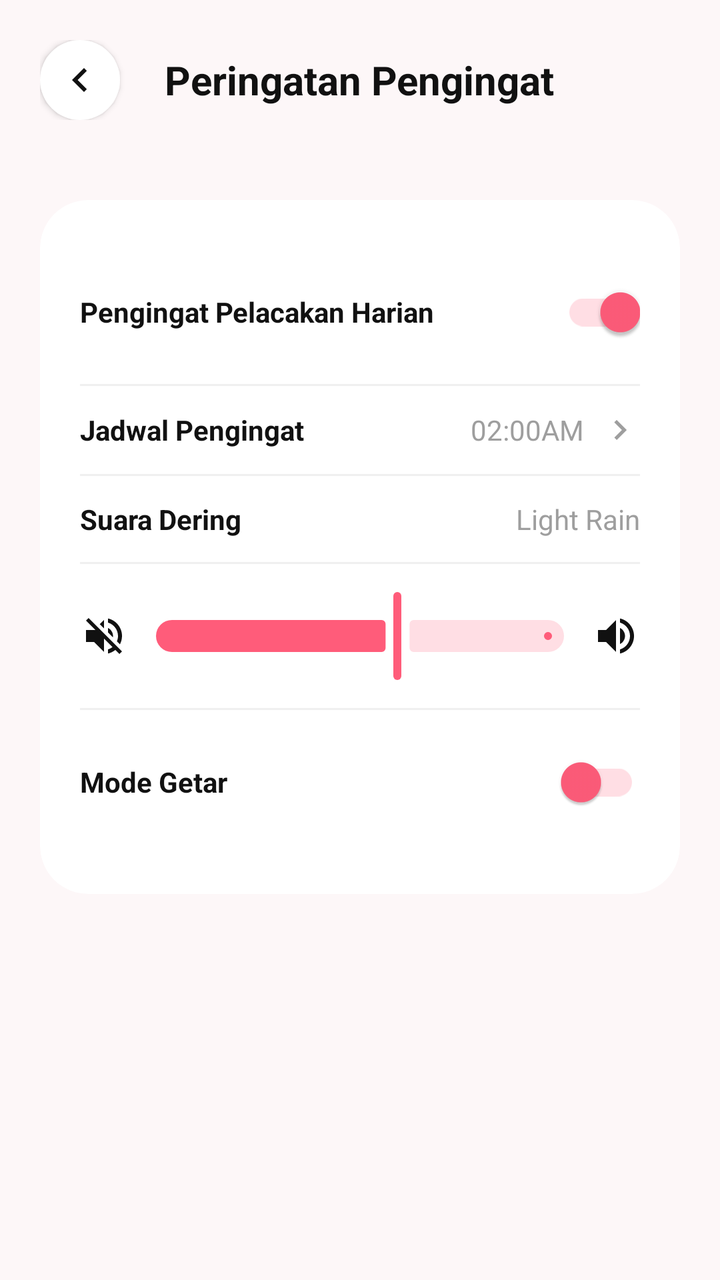
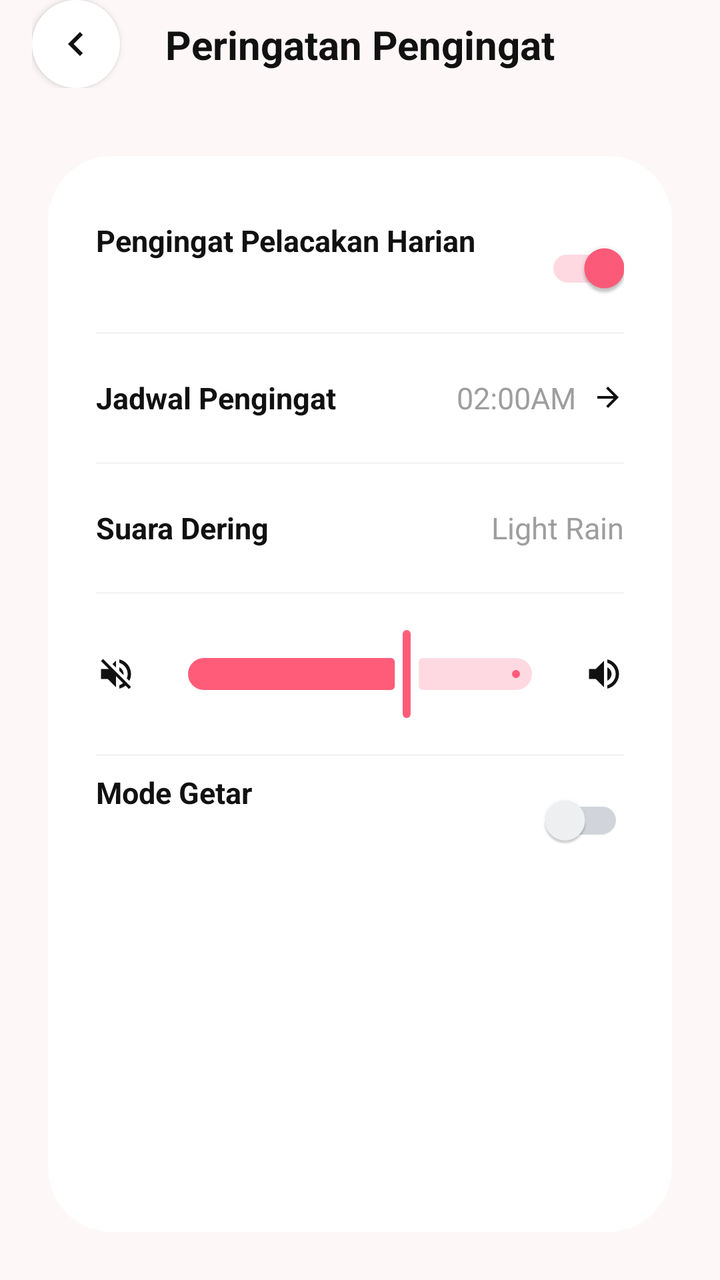

Two renders of the same Android screen: before a commit and after it. Below are the layout's source before the change and the commit's diff.
<!-- AndroidManifest.xml: application theme Theme.TrackerSiklusMenstruasi -->
<!-- res/layout/activity_reminder_alert.xml -->
<?xml version="1.0" encoding="utf-8"?>
<androidx.constraintlayout.widget.ConstraintLayout xmlns:android="http://schemas.android.com/apk/res/android"
    xmlns:app="http://schemas.android.com/apk/res-auto"
    xmlns:tools="http://schemas.android.com/tools"
    android:layout_width="match_parent"
    android:layout_height="match_parent"
    android:background="#FDF7F8">

    
    <RelativeLayout
        android:id="@+id/header"
        android:layout_width="match_parent"
        android:layout_height="wrap_content"
        android:padding="20dp"
        app:layout_constraintTop_toTopOf="parent">

        <ImageButton
            android:id="@+id/btnBack"
            android:layout_width="40dp"
            android:layout_height="40dp"
            android:background="@drawable/bg_circle_white"
            android:elevation="2dp"
            android:src="@drawable/ic_back"
            app:tint="@color/black"
            android:contentDescription="Back" />

        <TextView
            android:layout_width="wrap_content"
            android:layout_height="wrap_content"
            android:layout_centerInParent="true"
            android:text="Peringatan Pengingat"
            android:textColor="@color/black"
            android:textSize="20sp"
            android:textStyle="bold" />
    </RelativeLayout>

    <androidx.core.widget.NestedScrollView
        android:layout_width="match_parent"
        android:layout_height="0dp"
        app:layout_constraintBottom_toBottomOf="parent"
        app:layout_constraintTop_toBottomOf="@id/header">

        <androidx.cardview.widget.CardView
            android:layout_width="match_parent"
            android:layout_height="wrap_content"
            android:layout_margin="20dp"
            app:cardCornerRadius="24dp"
            app:cardElevation="0dp"
            app:cardBackgroundColor="@color/white">

            <LinearLayout
                android:layout_width="match_parent"
                android:layout_height="wrap_content"
                android:orientation="vertical"
                android:padding="20dp">

                
                <RelativeLayout android:layout_width="match_parent" android:layout_height="wrap_content" android:paddingVertical="12dp">
                    <TextView android:layout_width="wrap_content" android:layout_height="wrap_content" android:text="Pengingat Pelacakan Harian" android:textColor="@color/black" android:textStyle="bold" android:layout_centerVertical="true"/>
                    <com.google.android.material.switchmaterial.SwitchMaterial
                        android:layout_width="wrap_content"
                        android:layout_height="wrap_content"
                        android:layout_alignParentEnd="true"
                        android:checked="true"
                        app:thumbTint="@color/pink_main"
                        app:trackTint="@color/pink_card"/>
                </RelativeLayout>
                <View android:layout_width="match_parent" android:layout_height="1dp" android:background="#F0F0F0" />

                <RelativeLayout android:layout_width="match_parent" android:layout_height="wrap_content" android:paddingVertical="12dp">
                    <TextView android:layout_width="wrap_content" android:layout_height="wrap_content" android:text="Jadwal Pengingat" android:textColor="@color/black" android:textStyle="bold" android:layout_centerVertical="true"/>
                    <LinearLayout android:layout_width="wrap_content" android:layout_height="wrap_content" android:layout_alignParentEnd="true" android:gravity="center_vertical">
                        <TextView android:layout_width="wrap_content" android:layout_height="wrap_content" android:text="02:00AM" android:textColor="@color/gray" android:layout_marginEnd="8dp"/>
                        <ImageView android:layout_width="20dp" android:layout_height="20dp" android:src="@drawable/ic_chevron_right" app:tint="@color/gray" />
                    </LinearLayout>
                </RelativeLayout>
                <View android:layout_width="match_parent" android:layout_height="1dp" android:background="#F0F0F0" />

                <RelativeLayout android:layout_width="match_parent" android:layout_height="wrap_content" android:paddingVertical="12dp">
                    <TextView android:layout_width="wrap_content" android:layout_height="wrap_content" android:text="Suara Dering" android:textColor="@color/black" android:textStyle="bold" android:layout_centerVertical="true"/>
                    <TextView android:layout_width="wrap_content" android:layout_height="wrap_content" android:layout_alignParentEnd="true" android:text="Light Rain" android:textColor="@color/gray" />
                </RelativeLayout>
                <View android:layout_width="match_parent" android:layout_height="1dp" android:background="#F0F0F0" />

                <LinearLayout android:layout_width="match_parent" android:layout_height="wrap_content" android:orientation="horizontal" android:gravity="center_vertical" android:paddingVertical="12dp">
                    <ImageView android:layout_width="24dp" android:layout_height="24dp" android:src="@drawable/ic_volume_off" app:tint="@color/black" />
                    <com.google.android.material.slider.Slider
                        android:layout_width="0dp"
                        android:layout_height="wrap_content"
                        android:layout_weight="1"
                        android:value="60"
                        android:valueFrom="0"
                        android:valueTo="100"
                        app:thumbColor="@color/pink_main"
                        app:trackColorActive="@color/pink_main"
                        app:trackColorInactive="@color/pink_card"/>
                    <ImageView android:layout_width="24dp" android:layout_height="24dp" android:src="@drawable/ic_volume_up" app:tint="@color/black" />
                </LinearLayout>
                <View android:layout_width="match_parent" android:layout_height="1dp" android:background="#F0F0F0" />

                <RelativeLayout android:layout_width="match_parent" android:layout_height="wrap_content" android:paddingVertical="12dp">
                    <TextView android:layout_width="wrap_content" android:layout_height="wrap_content" android:text="Mode Getar" android:textColor="@color/black" android:textStyle="bold" android:layout_centerVertical="true"/>
                    <com.google.android.material.switchmaterial.SwitchMaterial
                        android:layout_width="wrap_content"
                        android:layout_height="wrap_content"
                        android:layout_alignParentEnd="true"
                        android:checked="false"
                        app:thumbTint="@color/pink_main"
                        app:trackTint="@color/pink_card"/>
                </RelativeLayout>

            </LinearLayout>
        </androidx.cardview.widget.CardView>
    </androidx.core.widget.NestedScrollView>

</androidx.constraintlayout.widget.ConstraintLayout>
<!-- resources referenced by this layout -->
<resources>
  <color name="black">#111111</color>
  <color name="gray">#9E9E9E</color>
  <color name="pink_card">#FFDEE4</color>
  <color name="pink_main">#FF5C7A</color>
  <color name="white">#FFFFFF</color>
  <!-- drawable bg_circle_white (drawable) -->
  <?xml version="1.0" encoding="utf-8"?>
  <shape xmlns:android="http://schemas.android.com/apk/res/android"
      android:shape="oval">
      <solid android:color="@color/white" />
  </shape>
  <!-- drawable ic_back (drawable) -->
  <vector xmlns:android="http://schemas.android.com/apk/res/android"
      android:width="24dp"
      android:height="24dp"
      android:viewportWidth="24"
      android:viewportHeight="24">
    <path
        android:fillColor="#111111"
        android:pathData="M15.41,7.41L14,6l-6,6 6,6 1.41,-1.41L10.83,12z"/>
  </vector>
  <!-- drawable ic_chevron_right (drawable) -->
  <vector xmlns:android="http://schemas.android.com/apk/res/android"
      android:width="24dp"
      android:height="24dp"
      android:viewportWidth="24"
      android:viewportHeight="24">
      <path
          android:fillColor="#000000"
          android:pathData="M10,6L8.59,7.41 13.17,12l-4.58,4.59L10,18l6,-6 -6,-6z" />
  </vector>
  <!-- drawable ic_volume_off (drawable) -->
  <vector xmlns:android="http://schemas.android.com/apk/res/android"
      android:width="24dp"
      android:height="24dp"
      android:viewportWidth="24"
      android:viewportHeight="24">
      <path
          android:fillColor="#000000"
          android:pathData="M16.5,12c0,-1.77 -1.02,-3.29 -2.5,-4.03v2.21l2.45,2.45c0.03,-0.2 0.05,-0.41 0.05,-0.63zM19,12c0,0.94 -0.2,1.82 -0.54,2.64l1.51,1.51C20.63,14.91 21,13.5 21,12c0,-4.28 -2.99,-7.86 -7,-8.77v2.06c2.89,0.86 5,3.54 5,6.71zM4.27,3L3,4.27 7.73,9H3v6h4l5,5v-6.73l4.25,4.25c-0.67,0.52 -1.42,0.93 -2.25,1.18v2.06c1.38,-0.31 2.63,-0.95 3.69,-1.81L19.73,21 21,19.73l-9,-9L4.27,3zM12,4L9.91,6.09 12,8.18V4z" />
  </vector>
  <!-- drawable ic_volume_up (drawable) -->
  <vector xmlns:android="http://schemas.android.com/apk/res/android"
      android:width="24dp"
      android:height="24dp"
      android:viewportWidth="24"
      android:viewportHeight="24">
      <path
          android:fillColor="#000000"
          android:pathData="M3,9v6h4l5,5V4L7,9H3zm13.5,3c0,-1.77 -1.02,-3.29 -2.5,-4.03v8.05c1.48,-0.73 2.5,-2.25 2.5,-4.02zM14,3.23v2.06c2.89,0.86 5,3.54 5,6.71s-2.11,5.85 -5,6.71v2.06c4.01,-0.91 7,-4.49 7,-8.77s-2.99,-7.86 -7,-8.77z" />
  </vector>
  <style name="Theme.TrackerSiklusMenstruasi" parent="Base.Theme.TrackerSiklusMenstruasi">
          
          <item name="android:editTextColor">@color/pink_main</item>
          <item name="android:textColorPrimary">@color/pink_main</item>
      </style>
  <style name="Base.Theme.TrackerSiklusMenstruasi" parent="Theme.Material3.DayNight.NoActionBar">
          
          <item name="colorPrimary">@color/pink_main</item>
          <item name="colorControlNormal">@color/pink_main</item>
      </style>
</resources>

<!-- the commit's change to res/layout/activity_reminder_alert.xml (unified diff, before → after) -->
@@ -7,44 +7,52 @@
     android:background="#FDF7F8">
 
     
-    <RelativeLayout
+    <androidx.constraintlayout.widget.ConstraintLayout
         android:id="@+id/header"
         android:layout_width="match_parent"
         android:layout_height="wrap_content"
-        android:padding="20dp"
+        android:paddingHorizontal="16dp"
+        android:paddingTop="0dp"
+        android:paddingBottom="10dp"
         app:layout_constraintTop_toTopOf="parent">
 
         <ImageButton
             android:id="@+id/btnBack"
-            android:layout_width="40dp"
-            android:layout_height="40dp"
+            android:layout_width="44dp"
+            android:layout_height="44dp"
             android:background="@drawable/bg_circle_white"
             android:elevation="2dp"
+            android:padding="10dp"
             android:src="@drawable/ic_back"
-            app:tint="@color/black"
-            android:contentDescription="Back" />
+            app:layout_constraintStart_toStartOf="parent"
+            app:layout_constraintTop_toTopOf="parent"
+            app:tint="@color/black" />
 
         <TextView
             android:layout_width="wrap_content"
             android:layout_height="wrap_content"
-            android:layout_centerInParent="true"
             android:text="Peringatan Pengingat"
             android:textColor="@color/black"
             android:textSize="20sp"
-            android:textStyle="bold" />
-    </RelativeLayout>
+            android:textStyle="bold"
+            app:layout_constraintBottom_toBottomOf="@id/btnBack"
+            app:layout_constraintEnd_toEndOf="parent"
+            app:layout_constraintStart_toStartOf="parent"
+            app:layout_constraintTop_toTopOf="@id/btnBack" />
+    </androidx.constraintlayout.widget.ConstraintLayout>
 
     <androidx.core.widget.NestedScrollView
         android:layout_width="match_parent"
         android:layout_height="0dp"
+        android:fillViewport="true"
         app:layout_constraintBottom_toBottomOf="parent"
         app:layout_constraintTop_toBottomOf="@id/header">
 
         <androidx.cardview.widget.CardView
             android:layout_width="match_parent"
             android:layout_height="wrap_content"
-            android:layout_margin="20dp"
-            app:cardCornerRadius="24dp"
+            android:layout_margin="24dp"
+            app:cardCornerRadius="32dp"
             app:cardElevation="0dp"
             app:cardBackgroundColor="@color/white">
 
@@ -52,61 +60,151 @@
                 android:layout_width="match_parent"
                 android:layout_height="wrap_content"
                 android:orientation="vertical"
-                android:padding="20dp">
-
-                
-                <RelativeLayout android:layout_width="match_parent" android:layout_height="wrap_content" android:paddingVertical="12dp">
-                    <TextView android:layout_width="wrap_content" android:layout_height="wrap_content" android:text="Pengingat Pelacakan Harian" android:textColor="@color/black" android:textStyle="bold" android:layout_centerVertical="true"/>
+                android:padding="24dp">
+
+                
+                <RelativeLayout
+                    android:layout_width="match_parent"
+                    android:layout_height="64dp"
+                    android:gravity="center_vertical">
+                    <TextView
+                        android:layout_width="wrap_content"
+                        android:layout_height="wrap_content"
+                        android:text="Pengingat Pelacakan Harian"
+                        android:textColor="@color/black"
+                        android:textSize="15sp"
+                        android:textStyle="bold" />
                     <com.google.android.material.switchmaterial.SwitchMaterial
+                        android:id="@+id/switchDailyReminder"
                         android:layout_width="wrap_content"
                         android:layout_height="wrap_content"
                         android:layout_alignParentEnd="true"
                         android:checked="true"
                         app:thumbTint="@color/pink_main"
-                        app:trackTint="@color/pink_card"/>
-                </RelativeLayout>
-                <View android:layout_width="match_parent" android:layout_height="1dp" android:background="#F0F0F0" />
-
-                <RelativeLayout android:layout_width="match_parent" android:layout_height="wrap_content" android:paddingVertical="12dp">
-                    <TextView android:layout_width="wrap_content" android:layout_height="wrap_content" android:text="Jadwal Pengingat" android:textColor="@color/black" android:textStyle="bold" android:layout_centerVertical="true"/>
-                    <LinearLayout android:layout_width="wrap_content" android:layout_height="wrap_content" android:layout_alignParentEnd="true" android:gravity="center_vertical">
-                        <TextView android:layout_width="wrap_content" android:layout_height="wrap_content" android:text="02:00AM" android:textColor="@color/gray" android:layout_marginEnd="8dp"/>
-                        <ImageView android:layout_width="20dp" android:layout_height="20dp" android:src="@drawable/ic_chevron_right" app:tint="@color/gray" />
+                        app:trackTint="#FFD9E2" />
+                </RelativeLayout>
+
+                <View android:layout_width="match_parent" android:layout_height="1dp" android:background="#F3F4F6" />
+
+                
+                <RelativeLayout
+                    android:id="@+id/rowSchedule"
+                    android:layout_width="match_parent"
+                    android:layout_height="64dp"
+                    android:clickable="true"
+                    android:focusable="true">
+                    <TextView
+                        android:layout_width="wrap_content"
+                        android:layout_height="wrap_content"
+                        android:layout_centerVertical="true"
+                        android:text="Jadwal Pengingat"
+                        android:textColor="@color/black"
+                        android:textSize="15sp"
+                        android:textStyle="bold" />
+                    <LinearLayout
+                        android:layout_width="wrap_content"
+                        android:layout_height="wrap_content"
+                        android:layout_alignParentEnd="true"
+                        android:layout_centerVertical="true"
+                        android:gravity="center_vertical">
+                        <TextView
+                            android:id="@+id/tvReminderTime"
+                            android:layout_width="wrap_content"
+                            android:layout_height="wrap_content"
+                            android:text="02:00AM"
+                            android:textColor="@color/gray"
+                            android:textSize="15sp"
+                            android:layout_marginEnd="8dp" />
+                        <ImageView
+                            android:layout_width="16dp"
+                            android:layout_height="16dp"
+                            android:src="@drawable/ic_next"
+                            app:tint="@color/black" />
                     </LinearLayout>
                 </RelativeLayout>
-                <View android:layout_width="match_parent" android:layout_height="1dp" android:background="#F0F0F0" />
-
-                <RelativeLayout android:layout_width="match_parent" android:layout_height="wrap_content" android:paddingVertical="12dp">
-                    <TextView android:layout_width="wrap_content" android:layout_height="wrap_content" android:text="Suara Dering" android:textColor="@color/black" android:textStyle="bold" android:layout_centerVertical="true"/>
-                    <TextView android:layout_width="wrap_content" android:layout_height="wrap_content" android:layout_alignParentEnd="true" android:text="Light Rain" android:textColor="@color/gray" />
-                </RelativeLayout>
-                <View android:layout_width="match_parent" android:layout_height="1dp" android:background="#F0F0F0" />
-
-                <LinearLayout android:layout_width="match_parent" android:layout_height="wrap_content" android:orientation="horizontal" android:gravity="center_vertical" android:paddingVertical="12dp">
-                    <ImageView android:layout_width="24dp" android:layout_height="24dp" android:src="@drawable/ic_volume_off" app:tint="@color/black" />
+
+                <View android:layout_width="match_parent" android:layout_height="1dp" android:background="#F3F4F6" />
+
+                
+                <RelativeLayout
+                    android:id="@+id/rowRingtone"
+                    android:layout_width="match_parent"
+                    android:layout_height="64dp"
+                    android:clickable="true"
+                    android:focusable="true">
+                    <TextView
+                        android:layout_width="wrap_content"
+                        android:layout_height="wrap_content"
+                        android:layout_centerVertical="true"
+                        android:text="Suara Dering"
+                        android:textColor="@color/black"
+                        android:textSize="15sp"
+                        android:textStyle="bold" />
+                    <TextView
+                        android:id="@+id/tvRingtoneName"
+                        android:layout_width="wrap_content"
+                        android:layout_height="wrap_content"
+                        android:layout_alignParentEnd="true"
+                        android:layout_centerVertical="true"
+                        android:text="Light Rain"
+                        android:textColor="@color/gray"
+                        android:textSize="15sp" />
+                </RelativeLayout>
+
+                <View android:layout_width="match_parent" android:layout_height="1dp" android:background="#F3F4F6" />
+
+                
+                <LinearLayout
+                    android:layout_width="match_parent"
+                    android:layout_height="80dp"
+                    android:gravity="center_vertical"
+                    android:orientation="horizontal">
+                    <ImageView
+                        android:layout_width="20dp"
+                        android:layout_height="20dp"
+                        android:src="@drawable/ic_volume_off"
+                        app:tint="@color/black" />
                     <com.google.android.material.slider.Slider
+                        android:id="@+id/sliderVolume"
                         android:layout_width="0dp"
                         android:layout_height="wrap_content"
                         android:layout_weight="1"
-                        android:value="60"
+                        android:layout_marginHorizontal="12dp"
+                        android:value="65"
                         android:valueFrom="0"
                         android:valueTo="100"
                         app:thumbColor="@color/pink_main"
                         app:trackColorActive="@color/pink_main"
-                        app:trackColorInactive="@color/pink_card"/>
-                    <ImageView android:layout_width="24dp" android:layout_height="24dp" android:src="@drawable/ic_volume_up" app:tint="@color/black" />
+                        app:trackColorInactive="#FFD9E2" />
+                    <ImageView
+                        android:layout_width="20dp"
+                        android:layout_height="20dp"
+                        android:src="@drawable/ic_volume_up"
+                        app:tint="@color/black" />
                 </LinearLayout>
-                <View android:layout_width="match_parent" android:layout_height="1dp" android:background="#F0F0F0" />
-
-                <RelativeLayout android:layout_width="match_parent" android:layout_height="wrap_content" android:paddingVertical="12dp">
-                    <TextView android:layout_width="wrap_content" android:layout_height="wrap_content" android:text="Mode Getar" android:textColor="@color/black" android:textStyle="bold" android:layout_centerVertical="true"/>
+
+                <View android:layout_width="match_parent" android:layout_height="1dp" android:background="#F3F4F6" />
+
+                
+                <RelativeLayout
+                    android:layout_width="match_parent"
+                    android:layout_height="64dp"
+                    android:gravity="center_vertical">
+                    <TextView
+                        android:layout_width="wrap_content"
+                        android:layout_height="wrap_content"
+                        android:text="Mode Getar"
+                        android:textColor="@color/black"
+                        android:textSize="15sp"
+                        android:textStyle="bold" />
                     <com.google.android.material.switchmaterial.SwitchMaterial
+                        android:id="@+id/switchVibrate"
                         android:layout_width="wrap_content"
                         android:layout_height="wrap_content"
                         android:layout_alignParentEnd="true"
                         android:checked="false"
-                        app:thumbTint="@color/pink_main"
-                        app:trackTint="@color/pink_card"/>
+                        app:thumbTint="#F3F4F6"
+                        app:trackTint="#D1D5DB" />
                 </RelativeLayout>
 
             </LinearLayout>
<!-- resource entries referenced after the edit -->
@@ -2,7 +2,6 @@
 <resources>
   <color name="black">#111111</color>
   <color name="gray">#9E9E9E</color>
-  <color name="pink_card">#FFDEE4</color>
   <color name="pink_main">#FF5C7A</color>
   <color name="white">#FFFFFF</color>
   <!-- drawable bg_circle_white (drawable) -->
@@ -21,15 +20,15 @@
         android:fillColor="#111111"
         android:pathData="M15.41,7.41L14,6l-6,6 6,6 1.41,-1.41L10.83,12z"/>
   </vector>
-  <!-- drawable ic_chevron_right (drawable) -->
+  <!-- drawable ic_next (drawable) -->
   <vector xmlns:android="http://schemas.android.com/apk/res/android"
       android:width="24dp"
       android:height="24dp"
       android:viewportWidth="24"
       android:viewportHeight="24">
-      <path
-          android:fillColor="#000000"
-          android:pathData="M10,6L8.59,7.41 13.17,12l-4.58,4.59L10,18l6,-6 -6,-6z" />
+    <path
+        android:fillColor="@android:color/white"
+        android:pathData="M12,4l-1.41,1.41L16.17,11H4v2h12.17l-5.58,5.59L12,20l8,-8z"/>
   </vector>
   <!-- drawable ic_volume_off (drawable) -->
   <vector xmlns:android="http://schemas.android.com/apk/res/android"
@@ -55,6 +54,10 @@
           
           <item name="android:editTextColor">@color/pink_main</item>
           <item name="android:textColorPrimary">@color/pink_main</item>
+          <item name="android:navigationBarColor">@android:color/transparent</item>
+          <item name="android:windowTranslucentNavigation">true</item>
+          <item name="android:statusBarColor">@android:color/transparent</item>
+          <item name="android:windowLightStatusBar">true</item>
       </style>
   <style name="Base.Theme.TrackerSiklusMenstruasi" parent="Theme.Material3.DayNight.NoActionBar">
           
